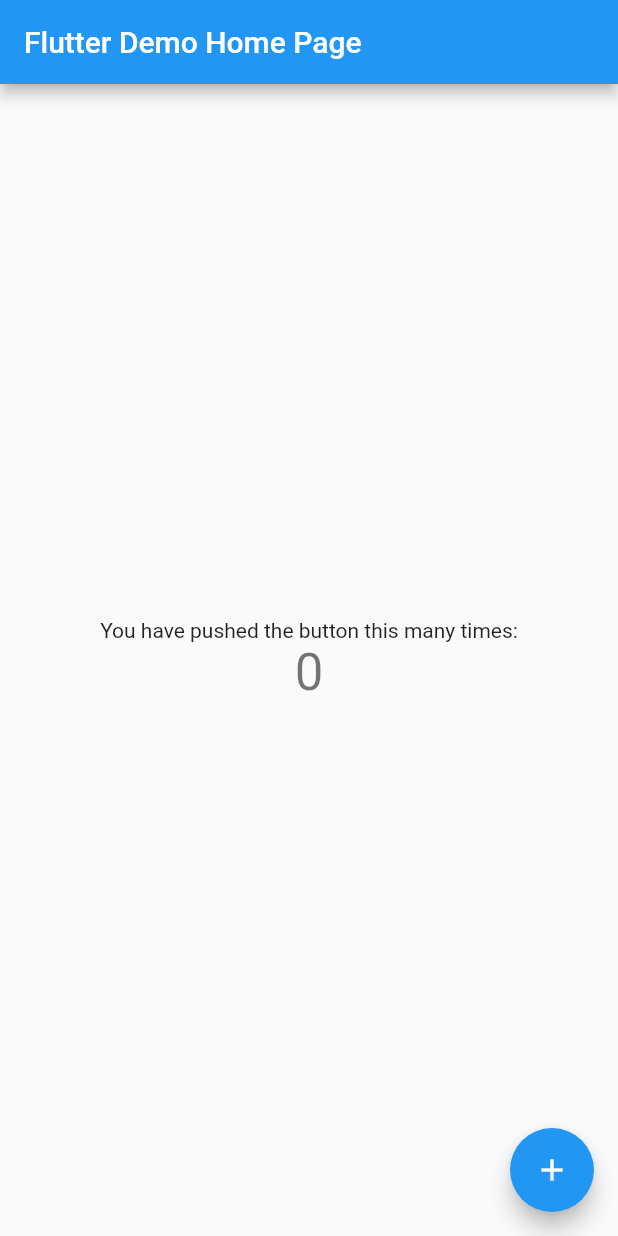
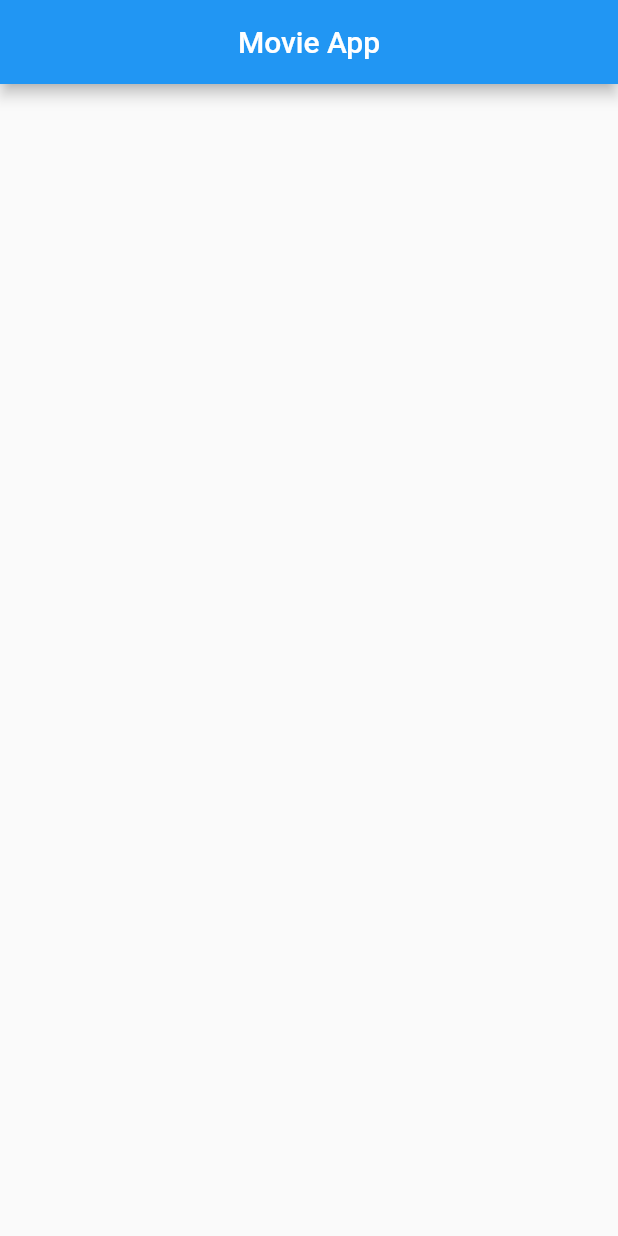
Before and after one commit to mahela98/Flutter-Movie-App, a Flutter app: the screen it shows after launch, on a phone screen of 412 x 824 dp. Run offline on Flutter 3.47's test engine with Material 2 defaults, Android fonts, the phone set to English and light mode, and no system bars.

Commit message:
added appbar

```diff
--- a/lib/main.dart
+++ b/lib/main.dart
@@ -1,4 +1,5 @@
 import 'package:flutter/material.dart';
+import 'pages/home_page.dart';
 
 void main() {
   runApp(const MyApp());
@@ -11,105 +12,11 @@ class MyApp extends StatelessWidget {
   @override
   Widget build(BuildContext context) {
     return MaterialApp(
-      title: 'Flutter Demo',
+      title: 'Movie App',
       theme: ThemeData(
-        // This is the theme of your application.
-        //
-        // Try running your application with "flutter run". You'll see the
-        // application has a blue toolbar. Then, without quitting the app, try
-        // changing the primarySwatch below to Colors.green and then invoke
-        // "hot reload" (press "r" in the console where you ran "flutter run",
-        // or simply save your changes to "hot reload" in a Flutter IDE).
-        // Notice that the counter didn't reset back to zero; the application
-        // is not restarted.
         primarySwatch: Colors.blue,
       ),
-      home: const MyHomePage(title: 'Flutter Demo Home Page'),
+      home: const HomePage(),
     );
   }
 }
-
-class MyHomePage extends StatefulWidget {
-  const MyHomePage({Key? key, required this.title}) : super(key: key);
-
-  // This widget is the home page of your application. It is stateful, meaning
-  // that it has a State object (defined below) that contains fields that affect
-  // how it looks.
-
-  // This class is the configuration for the state. It holds the values (in this
-  // case the title) provided by the parent (in this case the App widget) and
-  // used by the build method of the State. Fields in a Widget subclass are
-  // always marked "final".
-
-  final String title;
-
-  @override
-  State<MyHomePage> createState() => _MyHomePageState();
-}
-
-class _MyHomePageState extends State<MyHomePage> {
-  int _counter = 0;
-
-  void _incrementCounter() {
-    setState(() {
-      // This call to setState tells the Flutter framework that something has
-      // changed in this State, which causes it to rerun the build method below
-      // so that the display can reflect the updated values. If we changed
-      // _counter without calling setState(), then the build method would not be
-      // called again, and so nothing would appear to happen.
-      _counter++;
-    });
-  }
-
-  @override
-  Widget build(BuildContext context) {
-    // This method is rerun every time setState is called, for instance as done
-    // by the _incrementCounter method above.
-    //
-    // The Flutter framework has been optimized to make rerunning build methods
-    // fast, so that you can just rebuild anything that needs updating rather
-    // than having to individually change instances of widgets.
-    return Scaffold(
-      appBar: AppBar(
-        // Here we take the value from the MyHomePage object that was created by
-        // the App.build method, and use it to set our appbar title.
-        title: Text(widget.title),
-      ),
-      body: Center(
-        // Center is a layout widget. It takes a single child and positions it
-        // in the middle of the parent.
-        child: Column(
-          // Column is also a layout widget. It takes a list of children and
-          // arranges them vertically. By default, it sizes itself to fit its
-          // children horizontally, and tries to be as tall as its parent.
-          //
-          // Invoke "debug painting" (press "p" in the console, choose the
-          // "Toggle Debug Paint" action from the Flutter Inspector in Android
-          // Studio, or the "Toggle Debug Paint" command in Visual Studio Code)
-          // to see the wireframe for each widget.
-          //
-          // Column has various properties to control how it sizes itself and
-          // how it positions its children. Here we use mainAxisAlignment to
-          // center the children vertically; the main axis here is the vertical
-          // axis because Columns are vertical (the cross axis would be
-          // horizontal).
-          mainAxisAlignment: MainAxisAlignment.center,
-          children: <Widget>[
-            const Text(
-              'You have pushed the button this many times:',
-            ),
-            Text(
-              '$_counter',
-              style: Theme.of(context).textTheme.headline4,
-            ),
-          ],
-        ),
-      ),
-      floatingActionButton: FloatingActionButton(
-        onPressed: _incrementCounter,
-        tooltip: 'Increment',
-        child: const Icon(Icons.add),
-      ), // This trailing comma makes auto-formatting nicer for build methods.
-    );
-  }
-}
--- /dev/null
+++ b/lib/pages/home_page.dart
@@ -0,0 +1,21 @@
+import 'package:flutter/material.dart';
+
+class HomePage extends StatefulWidget {
+  const HomePage({Key? key}) : super(key: key);
+
+  @override
+  _HomePageState createState() => _HomePageState();
+}
+
+class _HomePageState extends State<HomePage> {
+  @override
+  Widget build(BuildContext context) {
+    return Scaffold(
+      appBar: AppBar(
+        title: const Center(
+          child: Text('Movie App'),
+        ),
+      ),
+    );
+  }
+}
```
